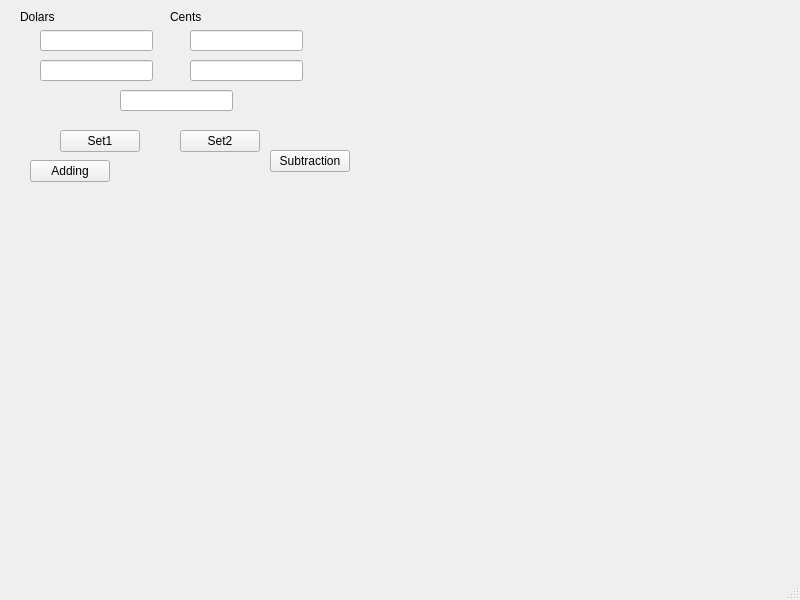
First picture: the form in mainwindow.ui, repository Bezzubikambitious/OOP5, before the edit.
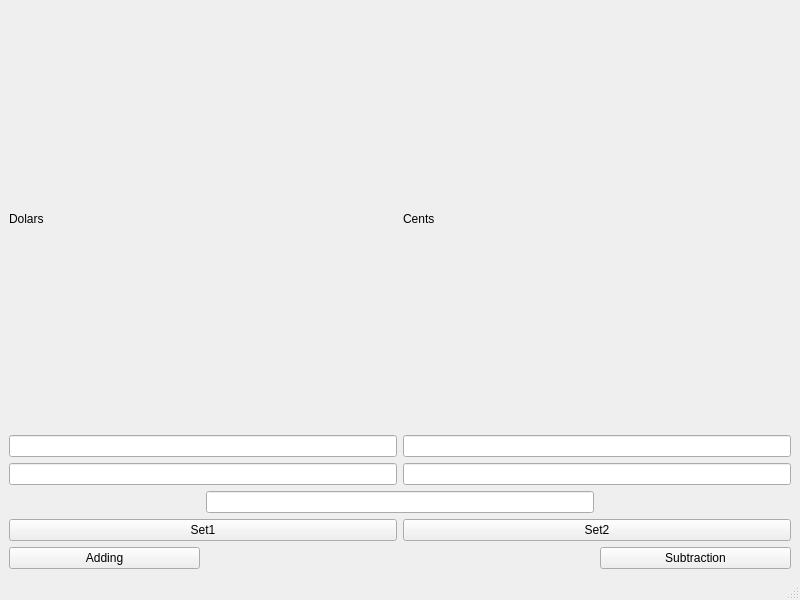
Second picture: the form after the edit.

Patch:
```diff
--- a/mainwindow.ui
+++ b/mainwindow.ui
@@ -14,134 +14,65 @@
    <string>MainWindow</string>
   </property>
   <widget class="QWidget" name="centralwidget">
-   <widget class="QPushButton" name="pushButton">
-    <property name="geometry">
-     <rect>
-      <x>30</x>
-      <y>160</y>
-      <width>80</width>
-      <height>22</height>
-     </rect>
-    </property>
-    <property name="text">
-     <string>Adding</string>
-    </property>
-   </widget>
-   <widget class="QLineEdit" name="lineEdit">
-    <property name="geometry">
-     <rect>
-      <x>40</x>
-      <y>30</y>
-      <width>113</width>
-      <height>21</height>
-     </rect>
-    </property>
-   </widget>
-   <widget class="QLineEdit" name="lineEdit_2">
-    <property name="geometry">
-     <rect>
-      <x>190</x>
-      <y>30</y>
-      <width>113</width>
-      <height>21</height>
-     </rect>
-    </property>
-   </widget>
-   <widget class="QLineEdit" name="lineEdit_3">
-    <property name="geometry">
-     <rect>
-      <x>40</x>
-      <y>60</y>
-      <width>113</width>
-      <height>21</height>
-     </rect>
-    </property>
-   </widget>
-   <widget class="QLabel" name="label">
-    <property name="geometry">
-     <rect>
-      <x>20</x>
-      <y>10</y>
-      <width>47</width>
-      <height>14</height>
-     </rect>
-    </property>
-    <property name="text">
-     <string>Dolars</string>
-    </property>
-   </widget>
-   <widget class="QLabel" name="label_2">
-    <property name="geometry">
-     <rect>
-      <x>170</x>
-      <y>10</y>
-      <width>47</width>
-      <height>14</height>
-     </rect>
-    </property>
-    <property name="text">
-     <string>Cents</string>
-    </property>
-   </widget>
-   <widget class="QLineEdit" name="lineEdit_4">
-    <property name="geometry">
-     <rect>
-      <x>190</x>
-      <y>60</y>
-      <width>113</width>
-      <height>21</height>
-     </rect>
-    </property>
-   </widget>
-   <widget class="QLineEdit" name="lineEdit_5">
-    <property name="geometry">
-     <rect>
-      <x>120</x>
-      <y>90</y>
-      <width>113</width>
-      <height>21</height>
-     </rect>
-    </property>
-   </widget>
-   <widget class="QPushButton" name="pushButton_2">
-    <property name="geometry">
-     <rect>
-      <x>270</x>
-      <y>150</y>
-      <width>80</width>
-      <height>22</height>
-     </rect>
-    </property>
-    <property name="text">
-     <string>Subtraction</string>
-    </property>
-   </widget>
-   <widget class="QPushButton" name="pushButton_3">
-    <property name="geometry">
-     <rect>
-      <x>60</x>
-      <y>130</y>
-      <width>80</width>
-      <height>22</height>
-     </rect>
-    </property>
-    <property name="text">
-     <string>Set1</string>
-    </property>
-   </widget>
-   <widget class="QPushButton" name="pushButton_4">
-    <property name="geometry">
-     <rect>
-      <x>180</x>
-      <y>130</y>
-      <width>80</width>
-      <height>22</height>
-     </rect>
-    </property>
-    <property name="text">
-     <string>Set2</string>
-    </property>
-   </widget>
+   <layout class="QGridLayout" name="gridLayout">
+    <item row="2" column="0" colspan="2">
+     <widget class="QLineEdit" name="lineEdit_3"/>
+    </item>
+    <item row="0" column="2">
+     <widget class="QLabel" name="label_2">
+      <property name="text">
+       <string>Cents</string>
+      </property>
+     </widget>
+    </item>
+    <item row="2" column="2" colspan="2">
+     <widget class="QLineEdit" name="lineEdit_4"/>
+    </item>
+    <item row="1" column="2" colspan="2">
+     <widget class="QLineEdit" name="lineEdit_2"/>
+    </item>
+    <item row="1" column="0" colspan="2">
+     <widget class="QLineEdit" name="lineEdit"/>
+    </item>
+    <item row="3" column="1" colspan="2">
+     <widget class="QLineEdit" name="lineEdit_5"/>
+    </item>
+    <item row="5" column="0">
+     <widget class="QPushButton" name="pushButton">
+      <property name="text">
+       <string>Adding</string>
+      </property>
+     </widget>
+    </item>
+    <item row="4" column="0" colspan="2">
+     <widget class="QPushButton" name="pushButton_3">
+      <property name="text">
+       <string>Set1</string>
+      </property>
+     </widget>
+    </item>
+    <item row="0" column="0">
+     <widget class="QLabel" name="label">
+      <property name="text">
+       <string>Dolars</string>
+      </property>
+     </widget>
+    </item>
+    <item row="4" column="2" colspan="2">
+     <widget class="QPushButton" name="pushButton_4">
+      <property name="text">
+       <string>Set2</string>
+      </property>
+     </widget>
+    </item>
+    <item row="5" column="3">
+     <widget class="QPushButton" name="pushButton_2">
+      <property name="text">
+       <string>Subtraction</string>
+      </property>
+     </widget>
+    </item>
+   </layout>
   </widget>
   <widget class="QMenuBar" name="menubar">
    <property name="geometry">
```
Left out of the diff: 2 changed lines with no effect on the pictures.
